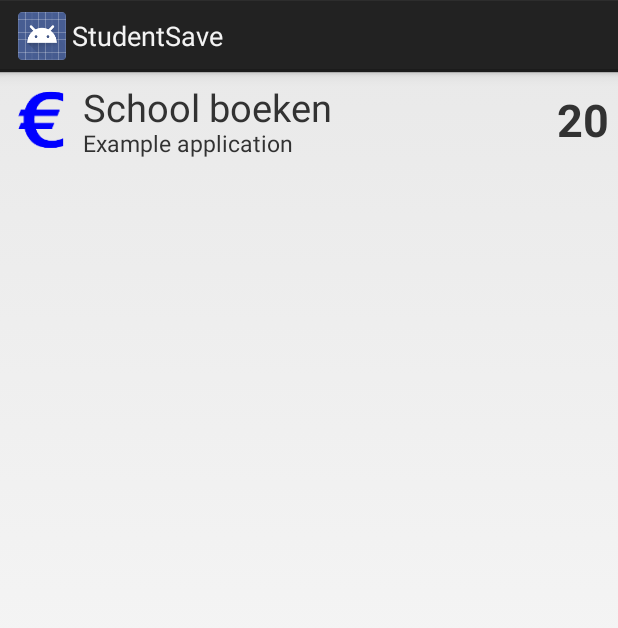
After one commit to Liestambeur/StudentSaveApp, an Android app: the layout history_row.xml on its own in the app's theme, with its tools: preview values and no code run, on a phone screen of 412 x 824 dp. The commit adds this screen. Shown: the top 628 px of the screen. Run offline under Robolectric (Android 15) with nearby library versions, the phone set to English and light mode, and no system bars.

Commit message:
start history

```diff
--- a/app/src/main/AndroidManifest.xml
+++ b/app/src/main/AndroidManifest.xml
@@ -24,6 +24,10 @@
             android:name="be.kuleuven.chi.app.SaveActivity"
             android:label="@string/title_activity_save" >
         </activity>
+        <activity
+            android:name="be.kuleuven.chi.app.HistoryActivity"
+            android:label="@string/title_activity_history" >
+        </activity>
     </application>
 
 </manifest>
--- a/app/src/main/res/layout/activity_add_goal.xml
+++ b/app/src/main/res/layout/activity_add_goal.xml
@@ -1,6 +1,7 @@
 <?xml version="1.0" encoding="utf-8"?>
 
-<LinearLayout xmlns:android="http://schemas.android.com/apk/res/android"
+<LinearLayout
+    xmlns:android="http://schemas.android.com/apk/res/android"
     android:orientation="vertical" android:layout_width="match_parent"
     android:layout_height="match_parent"
     android:weightSum="1">
--- /dev/null
+++ b/app/src/main/res/layout/history_row.xml
@@ -0,0 +1,76 @@
+<RelativeLayout xmlns:android="http://schemas.android.com/apk/res/android"
+    android:layout_width="fill_parent"
+    android:layout_height="?android:attr/listPreferredItemHeight"
+    android:padding="6dip" >
+
+    <LinearLayout
+        android:orientation="horizontal"
+        android:layout_width="fill_parent"
+        android:layout_height="fill_parent"
+        android:layout_alignParentTop="true"
+        android:layout_alignParentRight="true"
+        android:layout_alignParentEnd="true">
+
+        <ImageView
+            android:id="@+id/historyType"
+            android:layout_width="0dp"
+            android:layout_height="fill_parent"
+            android:layout_alignParentBottom="true"
+            android:layout_alignParentTop="true"
+            android:layout_marginRight="6dip"
+            android:contentDescription="TODO"
+            android:src="@drawable/ic_launcher"
+            android:layout_weight="0.1"
+            android:layout_gravity="center_vertical|left" />
+
+        <LinearLayout
+            android:orientation="vertical"
+            android:layout_width="0dp"
+            android:layout_height="fill_parent"
+            android:layout_weight="0.6">
+
+            <TextView
+                android:id="@+id/historyTitle"
+                android:layout_width="fill_parent"
+                android:layout_height="0dp"
+                android:layout_alignParentBottom="true"
+                android:layout_alignParentRight="true"
+                android:layout_toRightOf="@+id/historyType"
+                android:ellipsize="marquee"
+                android:singleLine="true"
+                android:text="School boeken"
+                android:textSize="25dp"
+                android:layout_weight="0.7"
+                android:layout_gravity="bottom|right"
+                android:textIsSelectable="true" />
+
+            <TextView
+                android:layout_width="fill_parent"
+                android:layout_height="0dp"
+                android:layout_above="@+id/historyTitle"
+                android:layout_alignParentRight="true"
+                android:layout_alignParentTop="true"
+                android:layout_alignWithParentIfMissing="true"
+                android:layout_toRightOf="@+id/historyType"
+                android:gravity="center_vertical"
+                android:text="Example application"
+                android:textSize="15dp"
+                android:layout_weight="0.3"
+                android:id="@+id/historyCategoryAndDate"
+                android:layout_gravity="right|top"
+                android:textIsSelectable="true" />
+        </LinearLayout>
+
+        <TextView
+            android:layout_width="0dp"
+            android:layout_height="fill_parent"
+            android:layout_weight="0.2"
+            android:textSize="30dp"
+            android:textStyle="bold"
+            android:text="20"
+            android:gravity="center_vertical|right"
+            android:id="@+id/historyAmount"
+            android:textIsSelectable="true" />
+    </LinearLayout>
+
+</RelativeLayout>
--- a/app/src/main/res/values/strings.xml
+++ b/app/src/main/res/values/strings.xml
@@ -6,6 +6,7 @@
     <string name="action_settings">Settings</string>
     <string name="title_activity_add_goal">Add Goal</string>
     <string name="title_activity_save">Save</string>
+    <string name="title_activity_history">History</string>
 
     <string name="ok_button">OK</string>
     <string name="cancel_button">Cancel</string>
@@ -16,6 +17,7 @@
     <string name="expense_button">Expense</string>
     <string name="save_button">Save</string>
     <string name="no_history_yet_text">No History Yet</string>
+    <!-- wallet: see history -->
 
     <!-- Add Goal Activity -->
     <string name="goal_name_et">Name of your goal</string>
@@ -35,5 +37,8 @@
     <!-- Save Activity -->
     <string name="save_for_goal_text">Save money for your goal</string>
 
+    <!-- History Activity -->
+    <string name="wallet_text">Wallet</string>
+
 
 </resources>
```
Also changed, not shown: app/src/main/java/be/kuleuven/chi/app/AddGoalActivity.java (+2 -12 lines), app/src/main/java/be/kuleuven/chi/app/HistoryActivity.java (added, +56 -0 lines), app/src/main/java/be/kuleuven/chi/app/HistoryElementAdapter.java (added, +40 -0 lines), app/src/main/java/be/kuleuven/chi/app/MainActivity.java (+4 -5 lines), app/src/main/java/be/kuleuven/chi/backend/AppContent.java (+29 -20 lines), app/src/main/java/be/kuleuven/chi/backend/Currency.java (added, +27 -0 lines), app/src/main/java/be/kuleuven/chi/backend/History.java (+16 -0 lines), app/src/main/res/layout/activity_history.xml (added, +32 -0 lines), app/src/main/res/layout/activity_main.xml (+6 -3 lines).
